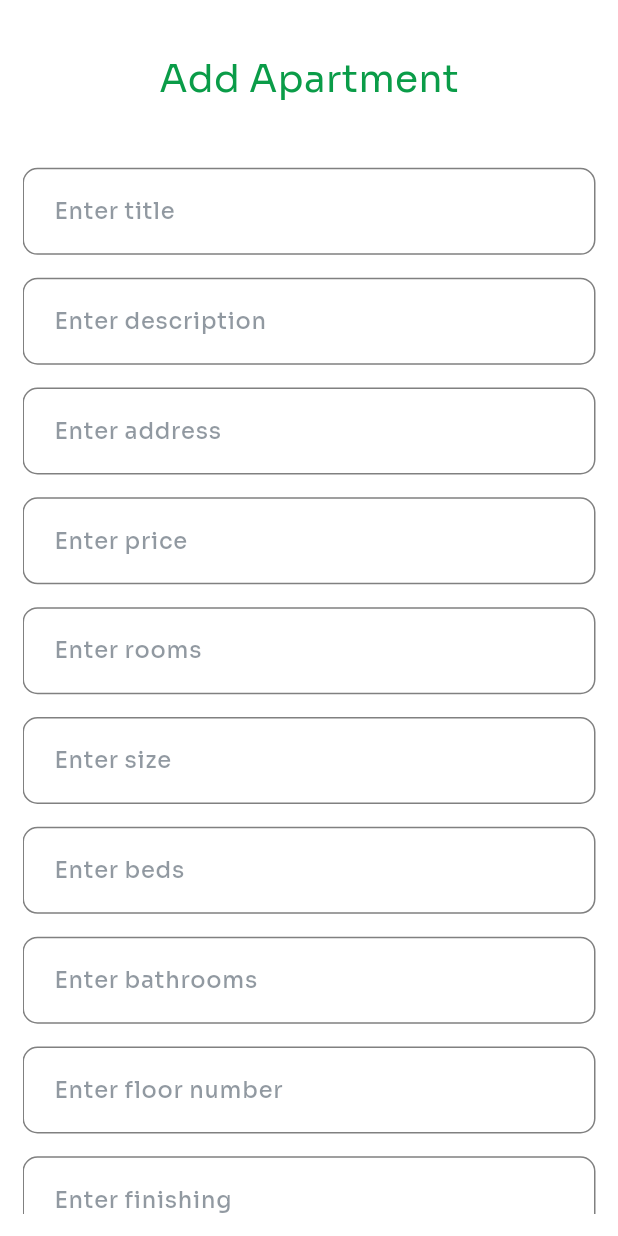
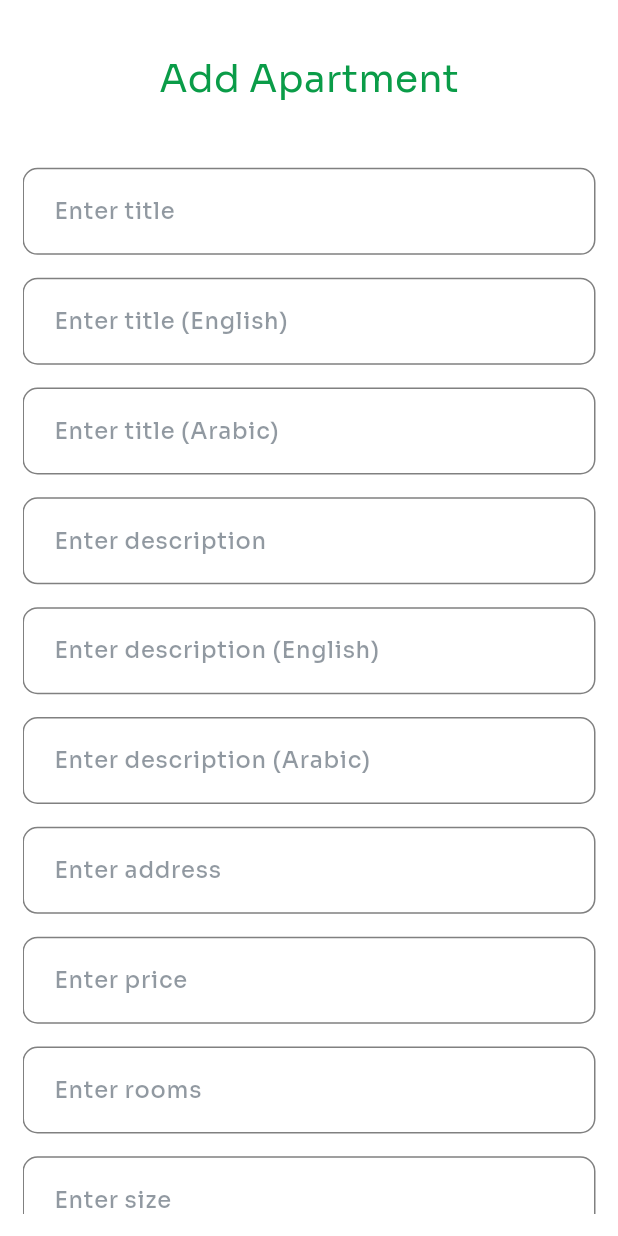
Before and after one commit to yousefali55/graduation, a Flutter app: the AddApartmentView screen opened directly, on a phone screen of 412 x 824 dp. Run offline on Flutter 3.47's test engine with Material 3 defaults, Android fonts, the phone set to English and light mode, and no system bars; our stand-ins replace bloc, cached_network_image, dio, equatable, flutter_bloc, flutter_image_compress and 5 more; accounts and stored records are empty.

Commit message:
new updates

```diff
--- a/lib/views/add-apartments/add_apartment.dart
+++ b/lib/views/add-apartments/add_apartment.dart
@@ -1,3 +1,4 @@
+import 'dart:io';
 import 'package:flutter/material.dart';
 import 'package:flutter_bloc/flutter_bloc.dart';
 import 'package:google_fonts/google_fonts.dart';
@@ -7,6 +8,7 @@ import 'package:graduation/mutual_widgets/repeated_text_field.dart';
 import 'package:graduation/spacing/spacing.dart';
 import 'package:graduation/theming/colors_manager.dart';
 import 'package:graduation/views/add-apartments/cubit/add_apartment_cubit.dart';
+import 'package:image_picker/image_picker.dart';
 
 class AddApartmentView extends StatelessWidget {
   const AddApartmentView({super.key});
@@ -20,10 +22,14 @@ class AddApartmentView extends StatelessWidget {
             showCustomSnackbar(context, 'Success, your apartment added',
                 ColorsManager.mainGreen);
           } else if (state is AddApartmentFailure) {
-            showCustomSnackbar(context, 'Failed', ColorsManager.red);
+            showCustomSnackbar(
+                context, 'Failed: ${state.errorMessage}', ColorsManager.red);
           }
         },
         builder: (context, state) {
+          final cubit = context.read<AddApartmentCubit>();
+          final selectedPhoto = cubit.selectedPhoto;
+
           return Scaffold(
             body: Padding(
               padding: const EdgeInsets.all(15),
@@ -32,97 +38,165 @@ class AddApartmentView extends StatelessWidget {
                   crossAxisAlignment: CrossAxisAlignment.center,
                   children: [
                     heightSpace(20),
-                    Text(
-                      'Add Apartment',
+                    Text('Add Apartment',
                         style: GoogleFonts.sora(
                             color: ColorsManager.mainGreen,
                             fontSize: 25,
-                        fontWeight: FontWeight.w400,
-                      ),
-                    ),
+                            fontWeight: FontWeight.w400)),
                     heightSpace(40),
                     RepeatedTextFormField(
                         hintText: 'Enter title',
-                        controller: context.read<AddApartmentCubit>().titleText,
+                        controller: cubit.titleText,
+                        hide: false),
+                    heightSpace(15),
+                    RepeatedTextFormField(
+                        hintText: 'Enter title (English)',
+                        controller: cubit.titleEnText,
+                        hide: false),
+                    heightSpace(15),
+                    RepeatedTextFormField(
+                        hintText: 'Enter title (Arabic)',
+                        controller: cubit.titleArText,
                         hide: false),
                     heightSpace(15),
                     RepeatedTextFormField(
                         hintText: 'Enter description',
-                        controller:
-                            context.read<AddApartmentCubit>().descriptionText,
+                        controller: cubit.descriptionText,
+                        hide: false),
+                    heightSpace(15),
+                    RepeatedTextFormField(
+                        hintText: 'Enter description (English)',
+                        controller: cubit.descriptionEnText,
+                        hide: false),
+                    heightSpace(15),
+                    RepeatedTextFormField(
+                        hintText: 'Enter description (Arabic)',
+                        controller: cubit.descriptionArText,
                         hide: false),
                     heightSpace(15),
                     RepeatedTextFormField(
                         hintText: 'Enter address',
-                        controller:
-                            context.read<AddApartmentCubit>().addressText,
+                        controller: cubit.addressText,
                         hide: false),
                     heightSpace(15),
                     RepeatedTextFormField(
                         hintText: 'Enter price',
-                      controller: context.read<AddApartmentCubit>().priceText,
+                        controller: cubit.priceText,
                         hide: false,
-                      keyboardType: TextInputType.number,
-                    ),
+                        keyboardType: TextInputType.number),
                     heightSpace(15),
                     RepeatedTextFormField(
                         hintText: 'Enter rooms',
-                      controller: context.read<AddApartmentCubit>().roomsText,
+                        controller: cubit.roomsText,
                         hide: false,
-                      keyboardType: TextInputType.number,
-                    ),
+                        keyboardType: TextInputType.number),
                     heightSpace(15),
                     RepeatedTextFormField(
                         hintText: 'Enter size',
-                      controller: context.read<AddApartmentCubit>().sizeText,
+                        controller: cubit.sizeText,
                         hide: false,
-                      keyboardType: TextInputType.number,
-                    ),
+                        keyboardType: TextInputType.number),
                     heightSpace(15),
                     RepeatedTextFormField(
                         hintText: 'Enter beds',
-                      controller: context.read<AddApartmentCubit>().bedsText,
+                        controller: cubit.bedsText,
                         hide: false,
-                      keyboardType: TextInputType.number,
-                    ),
+                        keyboardType: TextInputType.number),
                     heightSpace(15),
                     RepeatedTextFormField(
                         hintText: 'Enter bathrooms',
-                      controller:
-                          context.read<AddApartmentCubit>().bathroomText,
+                        controller: cubit.bathroomText,
                         hide: false,
-                      keyboardType: TextInputType.number,
-                    ),
+                        keyboardType: TextInputType.number),
+                    heightSpace(15),
+                    RepeatedTextFormField(
+                        hintText: 'Enter view',
+                        controller: cubit.viewText,
+                        hide: false),
+                    heightSpace(15),
+                    RepeatedTextFormField(
+                        hintText: 'Enter finishing type',
+                        controller: cubit.finishingTypeText,
+                        hide: false),
                     heightSpace(15),
                     RepeatedTextFormField(
                         hintText: 'Enter floor number',
-                      controller:
-                          context.read<AddApartmentCubit>().floorNumberText,
+                        controller: cubit.floorNumberText,
                         hide: false,
-                      keyboardType: TextInputType.number,
-                    ),
+                        keyboardType: TextInputType.number),
                     heightSpace(15),
                     RepeatedTextFormField(
-                        hintText: 'Enter finishing',
-                        controller:
-                            context.read<AddApartmentCubit>().finishingTypeText,
+                        hintText: 'Enter year of construction',
+                        controller: cubit.yearOfConstructionText,
+                        hide: false,
+                        keyboardType: TextInputType.number),
+                    heightSpace(15),
+                    RepeatedTextFormField(
+                        hintText: 'Enter owner username',
+                        controller: cubit.ownerUsernameText,
                         hide: false),
                     heightSpace(15),
                     RepeatedTextFormField(
-                      hintText: 'Enter year of construction',
-                      controller: context
-                          .read<AddApartmentCubit>()
-                          .yearOfConstructionText,
-                      hide: false,
-                      keyboardType: TextInputType.number,
+                        hintText: 'Enter owner phone number',
+                        controller: cubit.ownerPhoneNumberText,
+                        hide: false),
+                    heightSpace(15),
+                    RepeatedTextFormField(
+                        hintText: 'Enter owner email',
+                        controller: cubit.ownerEmailText,
+                        hide: false),
+                    heightSpace(15),
+                    if (selectedPhoto != null)
+                      Container(
+                        height: 100,
+                        width: 100,
+                        decoration: BoxDecoration(
+                          border: Border.all(color: Colors.black),
                         ),
-                    heightSpace(30),
-                    ElevatedButtonForSignInUp(
+                        child: Stack(
+                          children: [
+                            Image.file(
+                              selectedPhoto,
+                              fit: BoxFit.cover,
+                            ),
+                            Positioned(
+                              top: 0,
+                              right: 0,
+                              child: IconButton(
+                                icon: const Icon(Icons.delete),
+                                onPressed: () {
+                                  cubit.removePhoto();
+                                },
+                              ),
+                            ),
+                          ],
+                        ),
+                      ),
+                    heightSpace(20),
+                    if (selectedPhoto == null)
+                      TextButton.icon(
+                        icon: const Icon(Icons.photo_camera),
+                        label: const Text('Add Photo'),
+                        onPressed: () async {
+                          final ImagePicker picker = ImagePicker();
+                          final XFile? pickedFile = await picker.pickImage(
+                            source: ImageSource.gallery,
+                          );
+
+                          if (pickedFile != null) {
+                            cubit.addPhoto(File(pickedFile.path));
+                          }
+                        },
+                      ),
+                    heightSpace(20),
+                    (state is AddApartmentLoading)
+                        ? const CircularProgressIndicator()
+                        : ElevatedButtonForSignInUp(
                             signInOrUp: 'Add apartment',
                             onPressed: () {
-                        context.read<AddApartmentCubit>().addApartment();
+                              cubit.addApartment();
                             },
-                    )
+                          ),
                   ],
                 ),
               ),
--- a/lib/views/add-apartments/cubit/add_apartment_state.dart
+++ b/lib/views/add-apartments/cubit/add_apartment_state.dart
@@ -1,13 +1,21 @@
 part of 'add_apartment_cubit.dart';
 
 @immutable
-sealed class AddApartmentState {}
+abstract class AddApartmentState {}
 
-final class AddApartmentInitial extends AddApartmentState {}
-final class AddApartmentLoading extends AddApartmentState {}
-final class AddApartmentSuccess extends AddApartmentState {}
-final class AddApartmentFailure extends AddApartmentState {
+class AddApartmentInitial extends AddApartmentState {}
+
+class AddApartmentLoading extends AddApartmentState {}
+
+class AddApartmentSuccess extends AddApartmentState {}
+
+class AddApartmentFailure extends AddApartmentState {
   final String errorMessage;
-
   AddApartmentFailure({required this.errorMessage});
 }
+
+// State for when photos are added
+class AddApartmentPhotosAdded extends AddApartmentState {
+  final List<File> photos;
+  AddApartmentPhotosAdded(this.photos);
+}
--- a/lib/views/add-apartments/data/add_apartment_model.dart
+++ b/lib/views/add-apartments/data/add_apartment_model.dart
@@ -73,7 +73,8 @@ class AddApartmentModel {
       'view': view,
       'finishing_type': finishingType,
       'floor_number': floorNumber.toString(), // Convert to string
-      'year_of_construction': yearOfConstruction.toString(), // Convert to string
+      'year_of_construction':
+          yearOfConstruction.toString(), // Convert to string
     };
   }
 }
--- a/lib/views/home_view/data/apartments_model.dart
+++ b/lib/views/home_view/data/apartments_model.dart
@@ -140,6 +140,7 @@ class ApartmentModel {
       'floor_number': floorNumber,
       'year_of_construction': yearOfConstruction,
       'owner': owner,
+      'is_favorite': isFavorite, // Include isFavorite in toJson
     };
   }
 }
--- a/pubspec.yaml
+++ b/pubspec.yaml
@@ -28,6 +28,7 @@ environment:
 # the latest version available on pub.dev. To see which dependencies have newer
 # versions available, run `flutter pub outdated`.
 dependencies:
+  http_parser: ^4.0.2
   bloc: ^8.1.3
   cached_network_image: ^3.3.1
   cupertino_icons: ^1.0.6
```
Also changed, not shown: lib/views/add-apartments/cubit/add_apartment_cubit.dart (+48 -5 lines), lib/views/apartments_details_view/apartment_details.dart (+7 -7 lines), lib/views/home_view/home_view.dart (+11 -4 lines), lib/views/home_view/widgets/list_apartments.dart (+4 -7 lines), pubspec.lock. Lines whose indentation alone changed are shown as unchanged.
